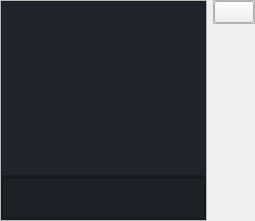
Before: the Qt Designer form gui/ui_files/general_profile.ui in evsahal/TaskEX, drawn with Qt 5.
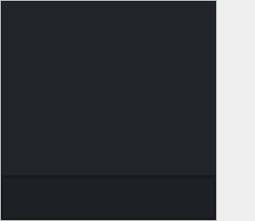
After: the same form once the commit is applied. Icons and pictures are not drawn. Custom widgets are drawn as their Qt base class.

Commit message: general scan warning btn

What changed in the file:
```diff
--- a/gui/ui_files/general_profile.ui
+++ b/gui/ui_files/general_profile.ui
@@ -154,12 +154,15 @@
    <item alignment="Qt::AlignmentFlag::AlignLeft|Qt::AlignmentFlag::AlignTop">
     <widget class="QFrame" name="frame_2">
      <property name="frameShape">
-      <enum>QFrame::Shape::StyledPanel</enum>
+      <enum>QFrame::Shape::NoFrame</enum>
      </property>
      <property name="frameShadow">
       <enum>QFrame::Shadow::Raised</enum>
      </property>
-     <layout class="QHBoxLayout" name="horizontalLayout_2">
+     <layout class="QVBoxLayout" name="verticalLayout_3">
+      <property name="spacing">
+       <number>15</number>
+      </property>
       <property name="leftMargin">
        <number>0</number>
       </property>
@@ -180,6 +183,9 @@
           <height>45</height>
          </size>
         </property>
+        <property name="styleSheet">
+         <string notr="true">border: none; </string>
+        </property>
         <property name="text">
          <string/>
         </property>
```
Left out of the diff: 19 changed lines with no effect on the pictures. The commit also changes 15 other files.
